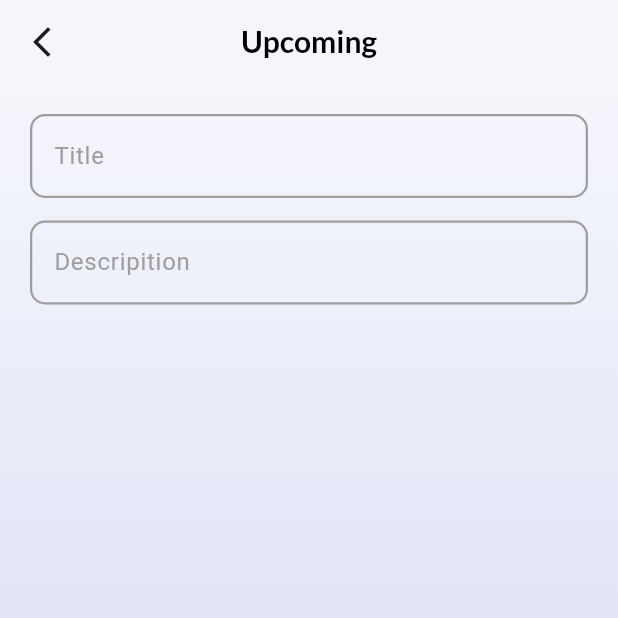
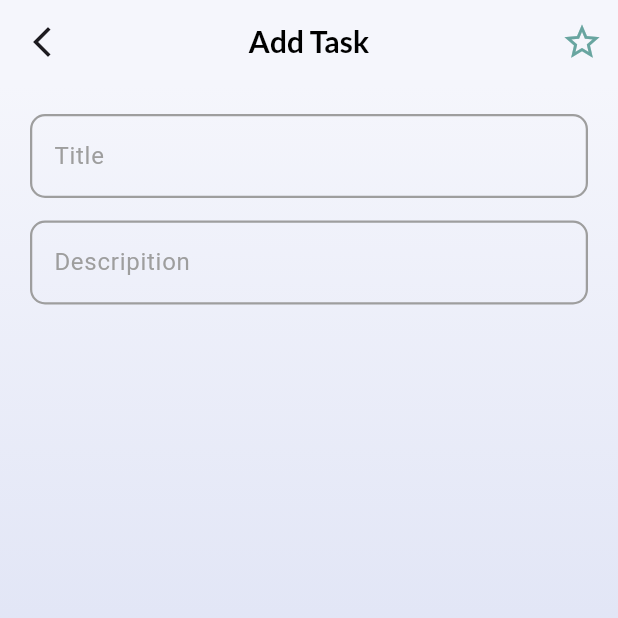
Before and after one commit to zeyadali06/Teknosoft-tasks, a Flutter app: the CreateNewTaskView screen opened directly, on a phone screen of 412 x 824 dp, the top half of it. Run offline on Flutter 3.47's test engine with Material 3 defaults, Android fonts, the phone set to English and light mode, and no system bars; our stand-ins replace flutter_bloc, hive, hive_flutter, numberpicker; accounts and stored records are empty.

Commit message:
add ImportantStar to app bar

```diff
--- /dev/null
+++ b/To-Do List App/lib/Core/CommonWidgets/ImportantStar.dart
@@ -0,0 +1,29 @@
+// ignore_for_file: file_names
+
+import 'package:flutter/material.dart';
+
+class ImportantStar extends StatefulWidget {
+  const ImportantStar({super.key});
+
+  @override
+  State<ImportantStar> createState() => _ImportantStarState();
+}
+
+class _ImportantStarState extends State<ImportantStar> {
+  IconData icon = Icons.star_border;
+
+  @override
+  Widget build(BuildContext context) {
+    return IconButton(
+      onPressed: () {
+        if (icon == Icons.star_border) {
+          icon = Icons.star;
+        } else {
+          icon = Icons.star_border;
+        }
+        setState(() {});
+      },
+      icon: Icon(icon, color: const Color(0xff68a5a0), size: 28),
+    );
+  }
+}
--- a/To-Do List App/lib/Features/CreateUpdateTasks/Presentation/Views/CreateNewTaskView.dart
+++ b/To-Do List App/lib/Features/CreateUpdateTasks/Presentation/Views/CreateNewTaskView.dart
@@ -12,7 +12,7 @@ class CreateNewTaskView extends StatelessWidget {
     return GestureDetector(
       onTap: () => FocusManager.instance.primaryFocus?.unfocus(),
       child: Scaffold(
-        appBar: CreateNewTaskViewAppBar.appBar(),
+        appBar: CreateNewTaskViewAppBar.appBar(context),
         body: const CreateNewTaskViewBody(),
       ),
     );
--- a/To-Do List App/lib/Features/CreateUpdateTasks/Presentation/Views/widgets/CreateNewTaskViewAppBar.dart
+++ b/To-Do List App/lib/Features/CreateUpdateTasks/Presentation/Views/widgets/CreateNewTaskViewAppBar.dart
@@ -1,18 +1,24 @@
 // ignore_for_file: file_names
 
 import 'package:flutter/material.dart';
+import 'package:todo_list_app/Core/CommonWidgets/ImportantStar.dart';
 import 'package:todo_list_app/Core/Utils/Styles.dart';
 
 class CreateNewTaskViewAppBar {
-  static AppBar appBar() {
+  static AppBar appBar(BuildContext context) {
     return AppBar(
       backgroundColor: const Color(0xfff5f6fc),
       elevation: 0,
-      title: const Text('Upcoming', style: Styles.black20Bold),
+      title: const Text('Add Task', style: Styles.black20Bold),
       centerTitle: true,
+      actions: const [
+        ImportantStar(),
+      ],
       leading: IconButton(
         icon: const Icon(Icons.arrow_back_ios_new),
-        onPressed: () {},
+        onPressed: () {
+          Navigator.of(context).pop();
+        },
       ),
     );
   }
```
